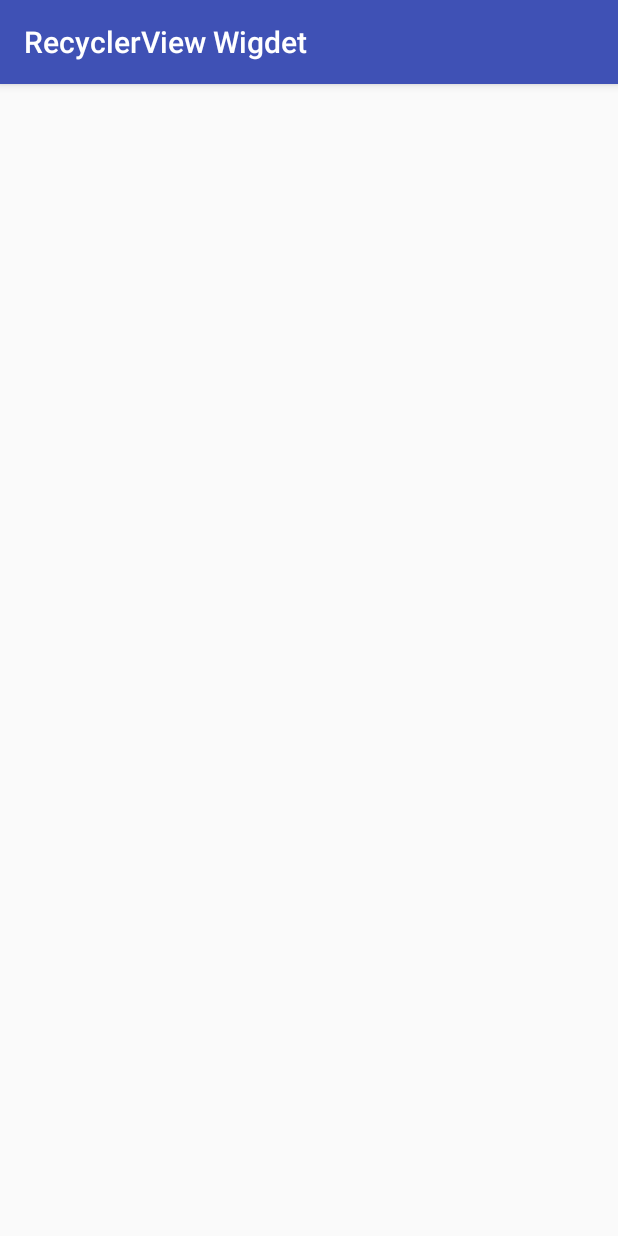
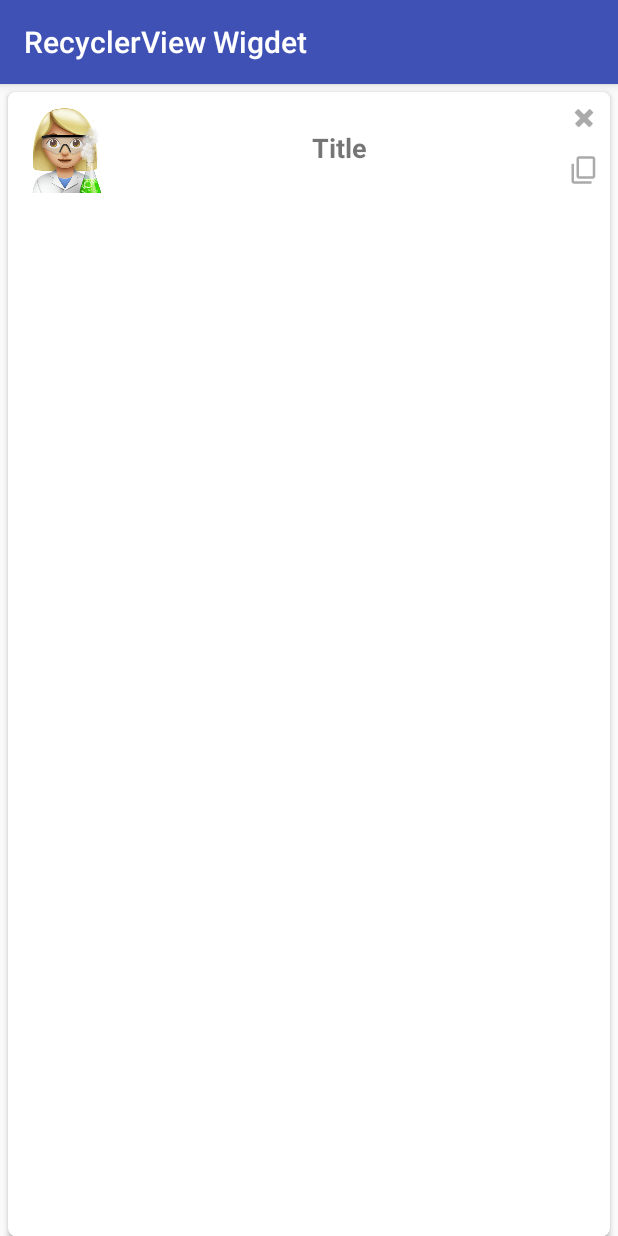
Before and after one commit to theinternetbae/RecyclerViewWigdet, an Android app: the screen it shows after launch (MainActivity), on a phone screen of 412 x 824 dp. Run offline under Robolectric (Android 15) with nearby library versions, the light colour scheme and no system bars; 1 statement that could not run was skipped.

Commit message:
link custom adapter to recyclerview

```diff
--- a/app/src/main/java/com/example/kaligaswag/recyclerviewwigdet/EmojiModel.java
+++ b/app/src/main/java/com/example/kaligaswag/recyclerviewwigdet/EmojiModel.java
@@ -36,7 +36,7 @@ public class EmojiModel {
         for (int i = 0; i < images.length; i++){
             EmojiModel emoji = new EmojiModel();
             emoji.setImageID(images[i]);
-            emoji.setTitle("Picture " + i);
+            emoji.setTitle("Emoji " + i);
             datalist.add(emoji);
         }
         return datalist;
--- a/app/src/main/java/com/example/kaligaswag/recyclerviewwigdet/MainActivity.java
+++ b/app/src/main/java/com/example/kaligaswag/recyclerviewwigdet/MainActivity.java
@@ -1,7 +1,10 @@
 package com.example.kaligaswag.recyclerviewwigdet;
 
+import android.os.Bundle;
 import android.support.v7.app.AppCompatActivity;
-import android.os.Bundle;
+import android.support.v7.widget.DefaultItemAnimator;
+import android.support.v7.widget.LinearLayoutManager;
+import android.support.v7.widget.RecyclerView;
 
 public class MainActivity extends AppCompatActivity {
 
@@ -9,5 +12,15 @@ public class MainActivity extends AppCompatActivity {
     protected void onCreate(Bundle savedInstanceState) {
         super.onCreate(savedInstanceState);
         setContentView(R.layout.activity_main);
+
+        RecyclerView recyclerView = (RecyclerView) findViewById(R.id.recyclerView);
+        MyAdapter adapter = new MyAdapter(this, EmojiModel.getObjectList());
+        recyclerView.setAdapter(adapter);
+
+        LinearLayoutManager layoutManager = new LinearLayoutManager(this);
+        layoutManager.setOrientation(LinearLayoutManager.VERTICAL);
+        recyclerView.setLayoutManager(layoutManager);
+
+        recyclerView.setItemAnimator(new DefaultItemAnimator());
     }
 }
--- a/app/src/main/java/com/example/kaligaswag/recyclerviewwigdet/MyAdapter.java
+++ b/app/src/main/java/com/example/kaligaswag/recyclerviewwigdet/MyAdapter.java
@@ -39,7 +39,7 @@ public class MyAdapter extends RecyclerView.Adapter<MyAdapter.MyViewHolder> {
 
     @Override
     public int getItemCount() {
-        return 0;
+        return objectList.size();
     }
 
     class MyViewHolder extends RecyclerView.ViewHolder{
```
